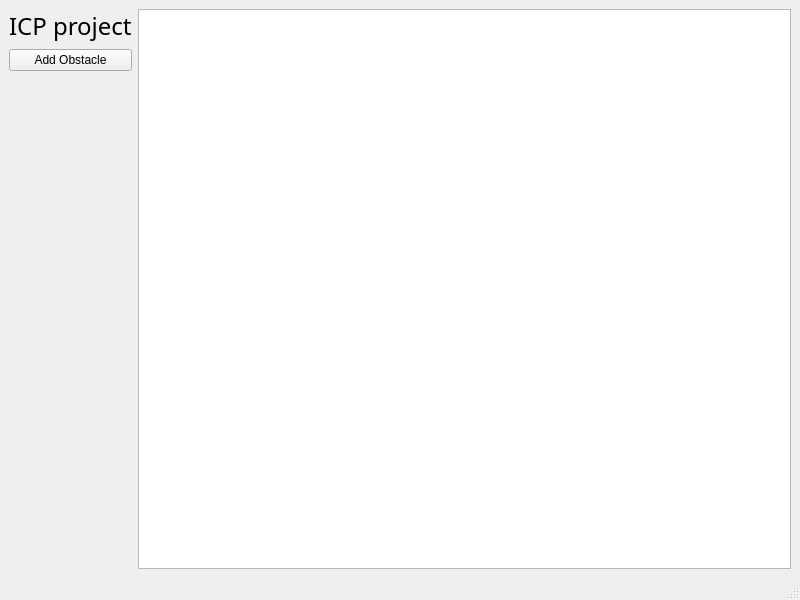
Qt form src/mainwindow.ui (jakubvsetecka/autonomous-robot-simulation) before a commit.
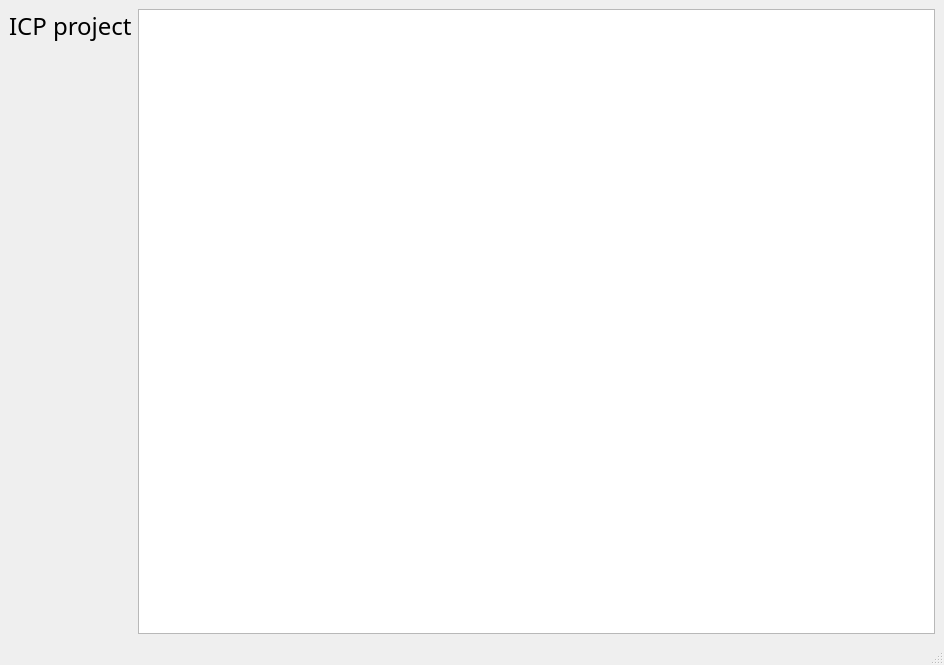
The same form after that commit. Custom widgets are drawn as their Qt base class.

Commit message: #3 feat: Robots are now draggable

Patch:
```diff
--- a/src/mainwindow.ui
+++ b/src/mainwindow.ui
@@ -6,8 +6,8 @@
    <rect>
     <x>0</x>
     <y>0</y>
-    <width>800</width>
-    <height>600</height>
+    <width>944</width>
+    <height>665</height>
    </rect>
   </property>
   <property name="windowTitle">
@@ -30,13 +30,6 @@
         </property>
        </widget>
       </item>
-      <item>
-       <widget class="QPushButton" name="addObstacleButton">
-        <property name="text">
-         <string>Add Obstacle</string>
-        </property>
-       </widget>
-      </item>
       <item>
        <widget class="ExpandableButtonWidget" name="expWidget" native="true">
         <property name="sizePolicy">
```
Left out of the diff: 2 changed lines with no effect on the pictures. The commit also changes 1 other file.
